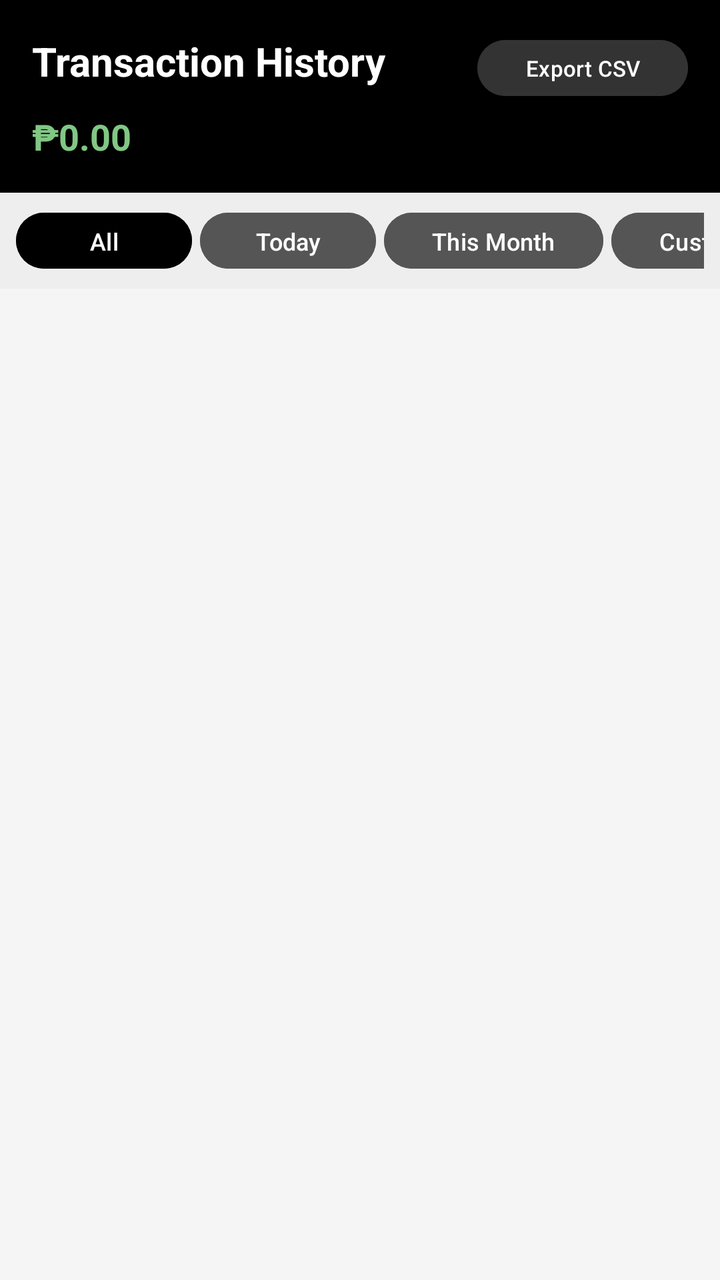
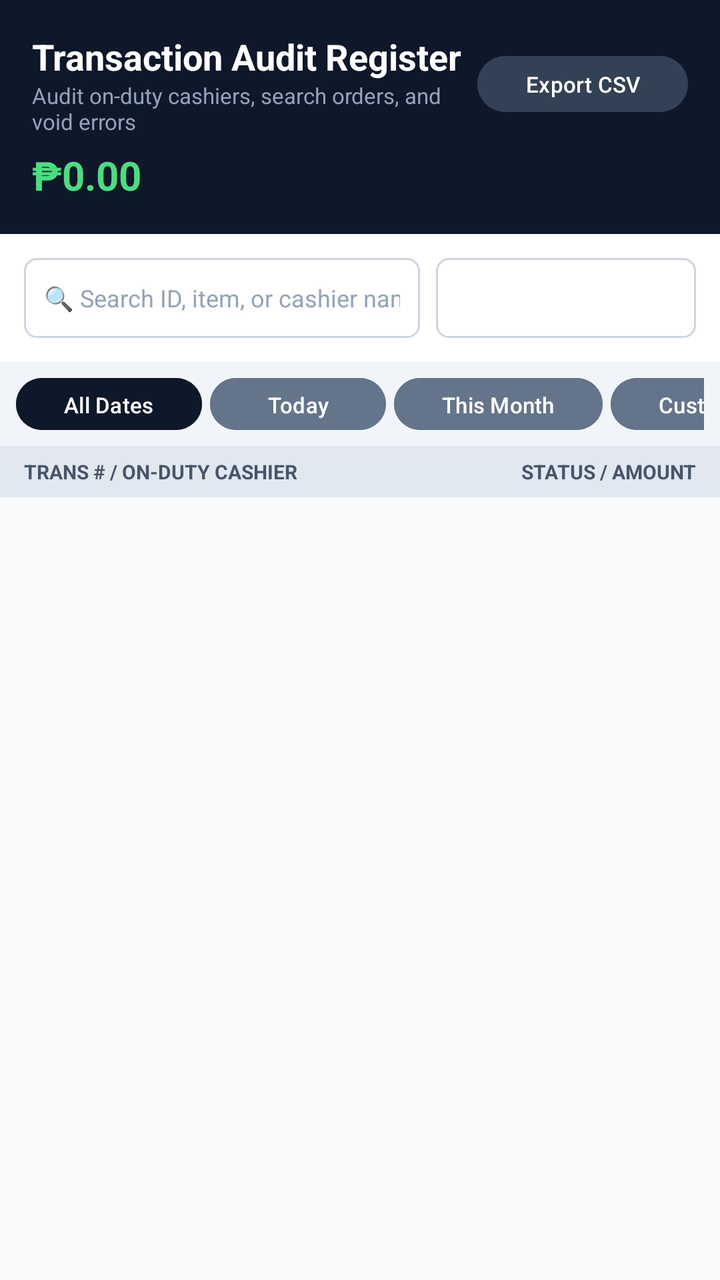

An Android layout rendered at two revisions. The XML below is the earlier revision; the diff shows what the commit changed to produce the second picture.
<!-- AndroidManifest.xml: application theme Theme.StockEase -->
<!-- res/layout/activity_transaction_history.xml -->
<?xml version="1.0" encoding="utf-8"?>
<LinearLayout xmlns:android="http://schemas.android.com/apk/res/android"
    android:layout_width="match_parent"
    android:layout_height="match_parent"
    android:orientation="vertical"
    android:background="#F5F5F5">

    
    <LinearLayout
        android:layout_width="match_parent"
        android:layout_height="wrap_content"
        android:background="#000000"
        android:orientation="vertical"
        android:padding="16dp">

        <LinearLayout
            android:layout_width="match_parent"
            android:layout_height="wrap_content"
            android:orientation="horizontal">

            <TextView
                android:layout_width="0dp"
                android:layout_height="wrap_content"
                android:layout_weight="1"
                android:text="Transaction History"
                android:textColor="#FFFFFF"
                android:textSize="20sp"
                android:textStyle="bold" />

            <Button
                android:id="@+id/btnExportCsv"
                android:layout_width="wrap_content"
                android:layout_height="36dp"
                android:text="Export CSV"
                android:textSize="11sp"
                android:backgroundTint="#333333" />
        </LinearLayout>

        <TextView
            android:id="@+id/tvTotalRevenue"
            android:layout_width="match_parent"
            android:layout_height="wrap_content"
            android:layout_marginTop="4dp"
            android:text="₱0.00"
            android:textColor="#81C784"
            android:textSize="18sp"
            android:textStyle="bold" />
    </LinearLayout>

    
    <HorizontalScrollView
        android:layout_width="match_parent"
        android:layout_height="wrap_content"
        android:paddingHorizontal="8dp"
        android:paddingVertical="6dp"
        android:scrollbars="none"
        android:background="#EEEEEE">

        <LinearLayout
            android:layout_width="wrap_content"
            android:layout_height="wrap_content"
            android:orientation="horizontal">

            <Button
                android:id="@+id/btnFilterAll"
                android:layout_width="wrap_content"
                android:layout_height="36dp"
                android:layout_marginEnd="4dp"
                android:text="All"
                android:textSize="12sp"
                android:backgroundTint="#000000" />

            <Button
                android:id="@+id/btnFilterToday"
                android:layout_width="wrap_content"
                android:layout_height="36dp"
                android:layout_marginEnd="4dp"
                android:text="Today"
                android:textSize="12sp"
                android:backgroundTint="#555555" />

            <Button
                android:id="@+id/btnFilterMonth"
                android:layout_width="wrap_content"
                android:layout_height="36dp"
                android:layout_marginEnd="4dp"
                android:text="This Month"
                android:textSize="12sp"
                android:backgroundTint="#555555" />

            <Button
                android:id="@+id/btnFilterCustom"
                android:layout_width="wrap_content"
                android:layout_height="36dp"
                android:text="Custom Range"
                android:textSize="12sp"
                android:backgroundTint="#555555" />
        </LinearLayout>
    </HorizontalScrollView>

    
    <androidx.recyclerview.widget.RecyclerView
        android:id="@+id/rvTransactions"
        android:layout_width="match_parent"
        android:layout_height="match_parent"
        android:paddingVertical="4dp" />

</LinearLayout>
<!-- resources referenced by this layout -->
<resources>
  <style name="Theme.StockEase" parent="Base.Theme.StockEase" />
  <style name="Base.Theme.StockEase" parent="Theme.Material3.DayNight.NoActionBar">
          
          
      </style>
</resources>

<!-- the commit's change to res/layout/activity_transaction_history.xml (unified diff, before → after) -->
@@ -3,29 +3,43 @@
     android:layout_width="match_parent"
     android:layout_height="match_parent"
     android:orientation="vertical"
-    android:background="#F5F5F5">
+    android:background="#F8FAFC">
 
     
     <LinearLayout
         android:layout_width="match_parent"
         android:layout_height="wrap_content"
-        android:background="#000000"
+        android:background="#0F172A"
         android:orientation="vertical"
         android:padding="16dp">
 
         <LinearLayout
             android:layout_width="match_parent"
             android:layout_height="wrap_content"
+            android:gravity="center_vertical"
             android:orientation="horizontal">
 
-            <TextView
+            <LinearLayout
                 android:layout_width="0dp"
                 android:layout_height="wrap_content"
                 android:layout_weight="1"
-                android:text="Transaction History"
-                android:textColor="#FFFFFF"
-                android:textSize="20sp"
-                android:textStyle="bold" />
+                android:orientation="vertical">
+
+                <TextView
+                    android:layout_width="wrap_content"
+                    android:layout_height="wrap_content"
+                    android:text="Transaction Audit Register"
+                    android:textColor="#FFFFFF"
+                    android:textSize="18sp"
+                    android:textStyle="bold" />
+
+                <TextView
+                    android:layout_width="wrap_content"
+                    android:layout_height="wrap_content"
+                    android:text="Audit on-duty cashiers, search orders, and void errors"
+                    android:textColor="#94A3B8"
+                    android:textSize="11sp" />
+            </LinearLayout>
 
             <Button
                 android:id="@+id/btnExportCsv"
@@ -33,18 +47,50 @@
                 android:layout_height="36dp"
                 android:text="Export CSV"
                 android:textSize="11sp"
-                android:backgroundTint="#333333" />
+                android:backgroundTint="#334155" />
         </LinearLayout>
 
         <TextView
             android:id="@+id/tvTotalRevenue"
             android:layout_width="match_parent"
             android:layout_height="wrap_content"
-            android:layout_marginTop="4dp"
+            android:layout_marginTop="6dp"
             android:text="₱0.00"
-            android:textColor="#81C784"
-            android:textSize="18sp"
+            android:textColor="#4ADE80"
+            android:textSize="20sp"
             android:textStyle="bold" />
+    </LinearLayout>
+
+    
+    <LinearLayout
+        android:layout_width="match_parent"
+        android:layout_height="wrap_content"
+        android:orientation="horizontal"
+        android:padding="12dp"
+        android:background="#FFFFFF"
+        android:gravity="center_vertical">
+
+        
+        <EditText
+            android:id="@+id/etSearchTransactions"
+            android:layout_width="0dp"
+            android:layout_height="40dp"
+            android:layout_weight="1"
+            android:background="@drawable/bg_input_field"
+            android:hint="🔍 Search ID, item, or cashier name..."
+            android:textColorHint="#94A3B8"
+            android:textColor="#0F172A"
+            android:textSize="12sp"
+            android:paddingHorizontal="10dp"
+            android:singleLine="true"
+            android:layout_marginEnd="8dp" />
+
+        
+        <Spinner
+            android:id="@+id/spinnerFilterStatus"
+            android:layout_width="130dp"
+            android:layout_height="40dp"
+            android:background="@drawable/bg_input_field" />
     </LinearLayout>
 
     
@@ -52,9 +98,9 @@
         android:layout_width="match_parent"
         android:layout_height="wrap_content"
         android:paddingHorizontal="8dp"
-        android:paddingVertical="6dp"
+        android:paddingVertical="4dp"
         android:scrollbars="none"
-        android:background="#EEEEEE">
+        android:background="#F1F5F9">
 
         <LinearLayout
             android:layout_width="wrap_content"
@@ -64,45 +110,74 @@
             <Button
                 android:id="@+id/btnFilterAll"
                 android:layout_width="wrap_content"
-                android:layout_height="36dp"
+                android:layout_height="34dp"
                 android:layout_marginEnd="4dp"
-                android:text="All"
-                android:textSize="12sp"
-                android:backgroundTint="#000000" />
+                android:text="All Dates"
+                android:textSize="11sp"
+                android:backgroundTint="#0F172A" />
 
             <Button
                 android:id="@+id/btnFilterToday"
                 android:layout_width="wrap_content"
-                android:layout_height="36dp"
+                android:layout_height="34dp"
                 android:layout_marginEnd="4dp"
                 android:text="Today"
-                android:textSize="12sp"
-                android:backgroundTint="#555555" />
+                android:textSize="11sp"
+                android:backgroundTint="#64748B" />
 
             <Button
                 android:id="@+id/btnFilterMonth"
                 android:layout_width="wrap_content"
-                android:layout_height="36dp"
+                android:layout_height="34dp"
                 android:layout_marginEnd="4dp"
                 android:text="This Month"
-                android:textSize="12sp"
-                android:backgroundTint="#555555" />
+                android:textSize="11sp"
+                android:backgroundTint="#64748B" />
 
             <Button
                 android:id="@+id/btnFilterCustom"
                 android:layout_width="wrap_content"
-                android:layout_height="36dp"
+                android:layout_height="34dp"
                 android:text="Custom Range"
-                android:textSize="12sp"
-                android:backgroundTint="#555555" />
+                android:textSize="11sp"
+                android:backgroundTint="#64748B" />
         </LinearLayout>
     </HorizontalScrollView>
+
+    
+    <LinearLayout
+        android:layout_width="match_parent"
+        android:layout_height="wrap_content"
+        android:orientation="horizontal"
+        android:paddingHorizontal="12dp"
+        android:paddingVertical="6dp"
+        android:background="#E2E8F0">
+
+        <TextView
+            android:layout_width="0dp"
+            android:layout_height="wrap_content"
+            android:layout_weight="1.5"
+            android:text="TRANS # / ON-DUTY CASHIER"
+            android:textSize="10sp"
+            android:textStyle="bold"
+            android:textColor="#475569" />
+
+        <TextView
+            android:layout_width="wrap_content"
+            android:layout_height="wrap_content"
+            android:text="STATUS / AMOUNT"
+            android:textSize="10sp"
+            android:textStyle="bold"
+            android:gravity="end"
+            android:textColor="#475569" />
+    </LinearLayout>
 
     
     <androidx.recyclerview.widget.RecyclerView
         android:id="@+id/rvTransactions"
         android:layout_width="match_parent"
-        android:layout_height="match_parent"
-        android:paddingVertical="4dp" />
+        android:layout_height="0dp"
+        android:layout_weight="1"
+        android:paddingVertical="2dp" />
 
 </LinearLayout>
<!-- resource entries referenced after the edit -->
@@ -1,5 +1,13 @@
 <!-- resources referenced by this layout -->
 <resources>
+  <!-- drawable bg_input_field (drawable) -->
+  <?xml version="1.0" encoding="utf-8"?>
+  <shape xmlns:android="http://schemas.android.com/apk/res/android"
+      android:shape="rectangle">
+      <solid android:color="#FFFFFF" />
+      <corners android:radius="6dp" />
+      <stroke android:width="1dp" android:color="#CBD5E1" />
+  </shape>
   <style name="Theme.StockEase" parent="Base.Theme.StockEase" />
   <style name="Base.Theme.StockEase" parent="Theme.Material3.DayNight.NoActionBar">
           
